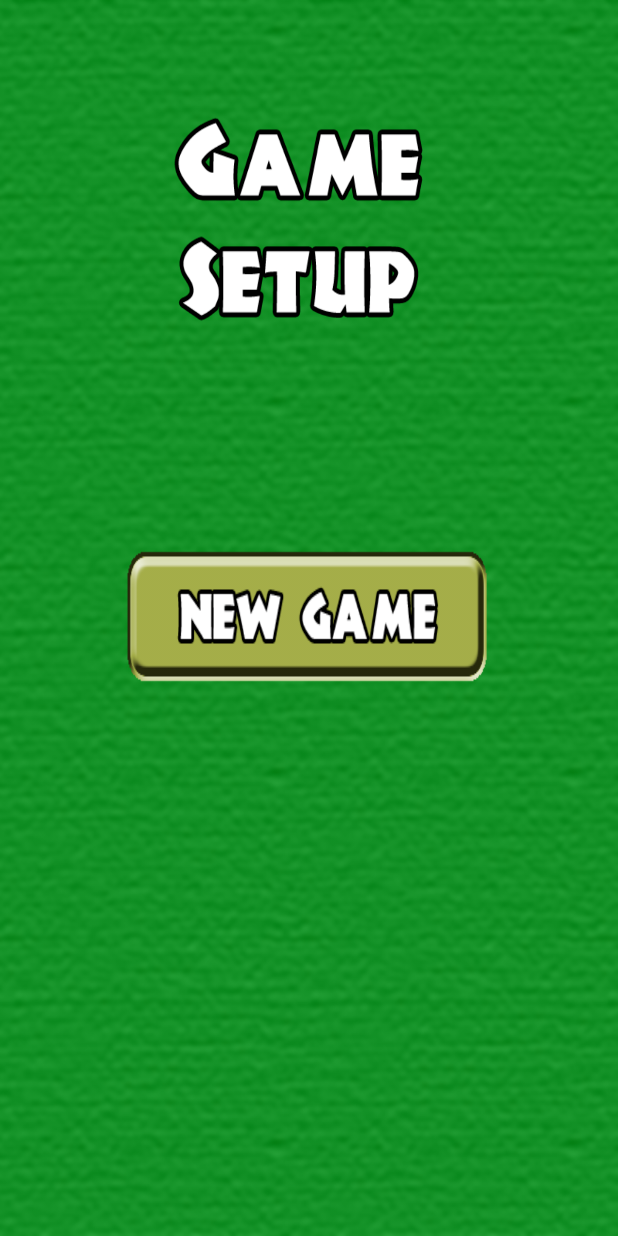
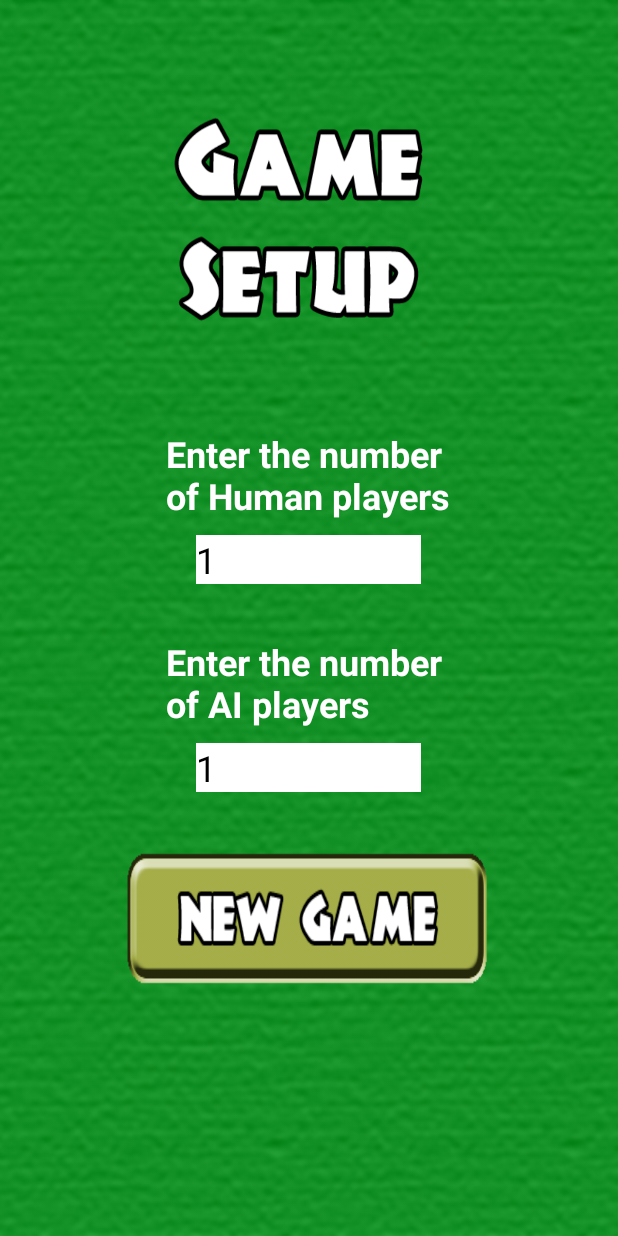
Before and after one commit to hana9235/farkle-app, an Android app: the layout setup.xml on its own in the app's theme, with its tools: preview values and no code run, on a phone screen of 412 x 824 dp. Run offline under Robolectric (Android 15) with nearby library versions, the phone set to English and light mode, and no system bars.

Commit message:
add basic java code to the winner and setup files, continue improving XML, add basic comments for UI updates in Farkle.java

```diff
--- a/android/app/src/main/res/layout/setup.xml
+++ b/android/app/src/main/res/layout/setup.xml
@@ -13,98 +13,59 @@
         android:layout_width="fill_parent"
         android:layout_height="fill_parent"
         android:gravity="center"
-        android:orientation="vertical"
-        android:weightSum="1">
+        android:orientation="vertical">
+
+        <TextView
+            android:layout_width="wrap_content"
+            android:layout_height="wrap_content"
+            android:layout_gravity="center_horizontal"
+            android:textColor="#ffffff"
+            android:textSize="24sp"
+            android:layout_marginTop="125dp"
+            android:textStyle="bold"
+            android:text="Enter the number \nof Human players"/>
+
+        <EditText
+            android:layout_width="150dp"
+            android:inputType="number"
+            android:layout_height="wrap_content"
+            android:id="@+id/numHumans"
+            android:textSize="24sp"
+            android:layout_margin="10dp"
+            android:background="#FFFFFF"
+            android:textColor="#000000"
+            android:text="1"
+            />
+
+        <TextView
+            android:layout_width="wrap_content"
+            android:layout_height="wrap_content"
+            android:layout_gravity="center_horizontal"
+            android:textColor="#ffffff"
+            android:textSize="24sp"
+            android:textStyle="bold"
+            android:layout_marginTop="25dp"
+            android:text="Enter the number \nof AI players"/>
+
+        <EditText
+            android:layout_width="150dp"
+            android:layout_height="wrap_content"
+            android:id="@+id/numAI"
+            android:textSize="24sp"
+            android:layout_margin="10dp"
+            android:background="#FFFFFF"
+            android:textColor="#000000"
+            android:text="1"
+            android:inputType="number"
+            />
 
 
-        <!--  ADD A DROP DOWN INSTEAD, "1 HUMAN VS 1 AI, 2 HUMANS, 3 HUMANS" etc -->
-
-
-        <!--
-        <TextView
-            android:layout_width="120dp"
-            android:layout_height="wrap_content"
-            android:textAppearance="?android:attr/textAppearanceLarge"
-            android:text="Name1:"
-            android:id="@+id/textView2"
-            android:layout_gravity="center_horizontal"
-            android:autoText="false"
-            android:textColor="#ffffffff" />
-
-        <EditText
-            android:layout_width="184dp"
-            android:layout_height="wrap_content"
-            android:inputType="textPersonName"
-            android:ems="10"
-            android:background="#82070707"
-
-            android:id="@+id/editText"
-            android:layout_gravity="center_horizontal" />
-        <TextView
-            android:layout_width="120dp"
-            android:layout_height="wrap_content"
-            android:textAppearance="?android:attr/textAppearanceLarge"
-            android:text="Name2:"
-            android:id="@+id/textView3"
-            android:layout_gravity="center_horizontal"
-            android:autoText="false"
-            android:textColor="#ffffffff" />
-
-
-        <EditText
-            android:layout_width="184dp"
-            android:layout_height="wrap_content"
-            android:inputType="textPersonName"
-            android:ems="10"
-            android:background="#82070707"
-
-            android:id="@+id/editText3"
-            android:layout_gravity="center_horizontal" />
-        <TextView
-            android:layout_width="120dp"
-            android:layout_height="wrap_content"
-            android:textAppearance="?android:attr/textAppearanceLarge"
-            android:text="Name:"
-            android:id="@+id/textView4"
-            android:layout_gravity="center_horizontal"
-            android:autoText="false"
-            android:textColor="#ffffffff" />
-
-        <EditText
-            android:layout_width="184dp"
-            android:layout_height="wrap_content"
-            android:inputType="textPersonName"
-            android:ems="10"
-            android:background="#82070707"
-
-            android:id="@+id/editText4"
-            android:layout_gravity="center_horizontal" />
-        <TextView
-            android:layout_width="120dp"
-            android:layout_height="wrap_content"
-            android:textAppearance="?android:attr/textAppearanceLarge"
-            android:text="Name:"
-            android:id="@+id/textView2"
-            android:layout_gravity="center_horizontal"
-            android:autoText="false"
-            android:textColor="#ffffffff" />
-
-        <EditText
-            android:layout_width="184dp"
-            android:layout_height="wrap_content"
-            android:inputType="textPersonName"
-            android:ems="10"
-            android:background="#82070707"
-
-            android:id="@+id/editText"
-            android:layout_gravity="center_horizontal" />
-
-
-        -->
         <ImageButton
             android:id="@+id/start_button"
+            android:contentDescription="Start Game"
             android:layout_width="250dp"
             android:layout_height="100dp"
+            android:layout_marginTop="25dp"
             android:background="@drawable/new_game_button" />
 
     </LinearLayout>
--- a/android/app/src/main/res/values/strings.xml
+++ b/android/app/src/main/res/values/strings.xml
@@ -5,4 +5,5 @@
     <string name="hello_world">Hello world!</string>
     <string name="action_settings">Settings</string>
 
+
 </resources>
```
Also changed, not shown: android/app/src/main/java/csc567_group_project/com/farkledicegame/Farkle.java (+9 -3 lines), android/app/src/main/java/csc567_group_project/com/farkledicegame/Setup.java (+62 -4 lines), android/app/src/main/java/csc567_group_project/com/farkledicegame/Winner.java (+30 -5 lines), android/app/src/main/res/layout/play.xml (+6 -6 lines), android/app/src/main/res/layout/winner.xml (+22 -17 lines).
